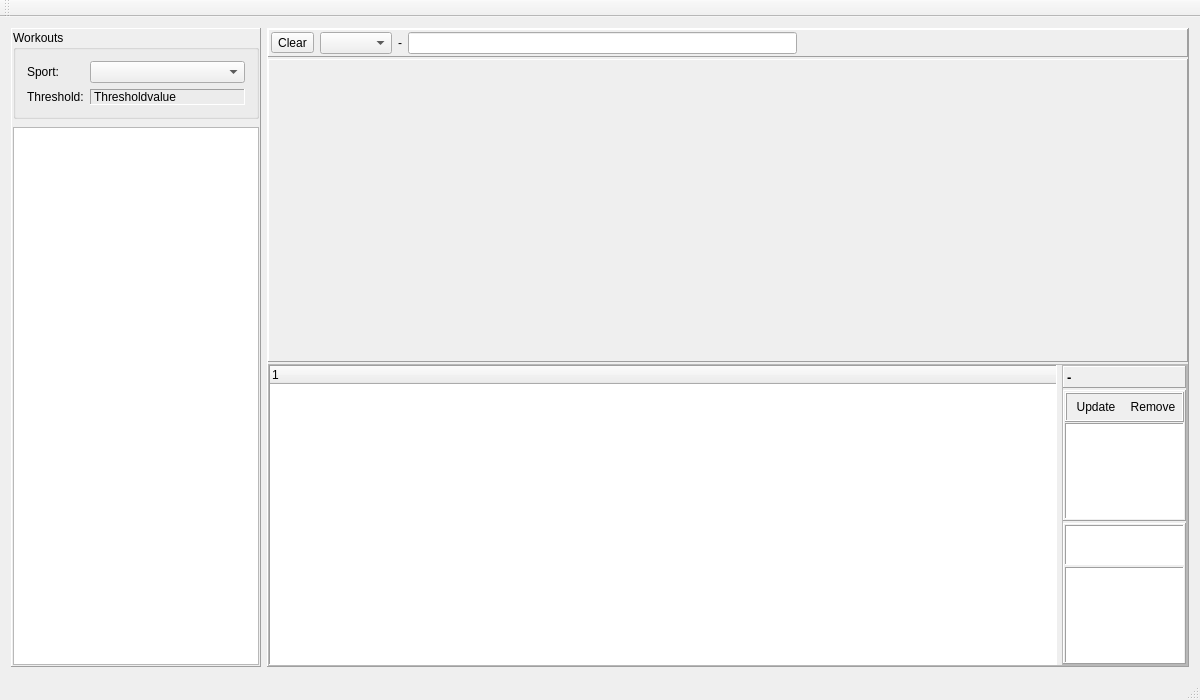
The window that mainwindow.ui (Tria-Andy/IntervallEditor) describes before a commit, drawn with Qt 5.
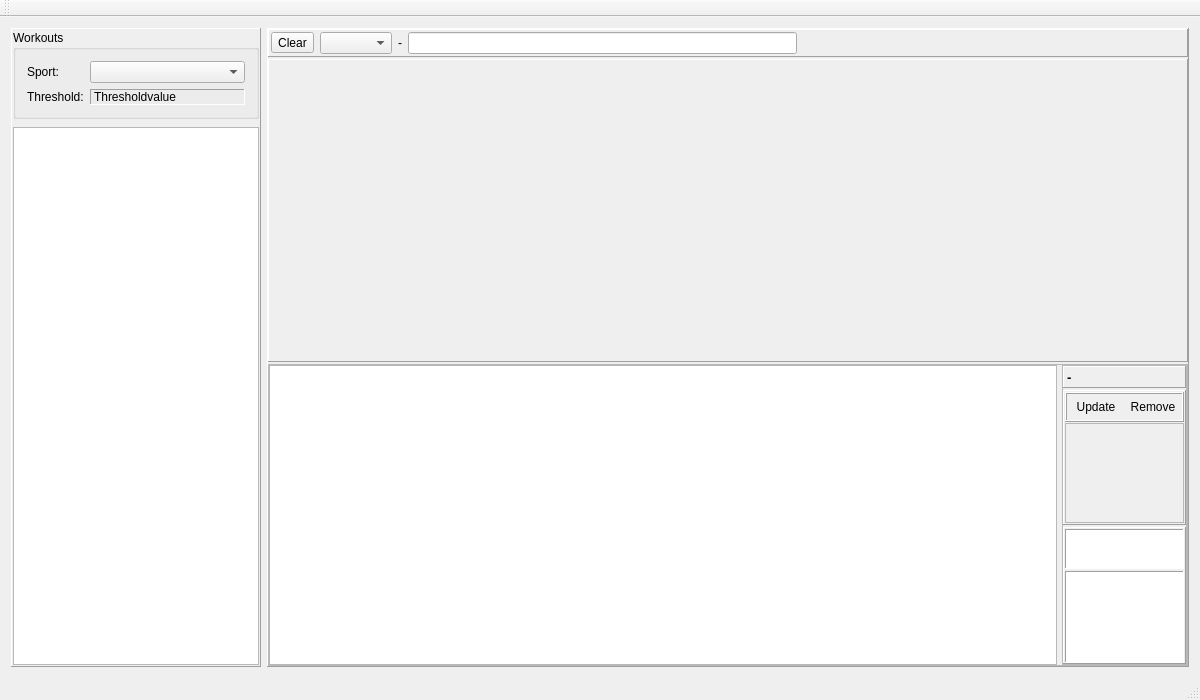
The same window after the commit. Custom widgets are drawn as their Qt base class.

The edit to the form file:
```diff
--- a/mainwindow.ui
+++ b/mainwindow.ui
@@ -272,31 +272,7 @@
            <number>0</number>
           </property>
           <item>
-           <widget class="QTreeWidget" name="treeWidget_intervall">
-            <property name="frameShape">
-             <enum>QFrame::Panel</enum>
-            </property>
-            <property name="verticalScrollBarPolicy">
-             <enum>Qt::ScrollBarAsNeeded</enum>
-            </property>
-            <property name="horizontalScrollBarPolicy">
-             <enum>Qt::ScrollBarAlwaysOff</enum>
-            </property>
-            <property name="dragEnabled">
-             <bool>true</bool>
-            </property>
-            <property name="dragDropMode">
-             <enum>QAbstractItemView::InternalMove</enum>
-            </property>
-            <property name="defaultDropAction">
-             <enum>Qt::MoveAction</enum>
-            </property>
-            <column>
-             <property name="text">
-              <string notr="true">1</string>
-             </property>
-            </column>
-           </widget>
+           <widget class="QTreeView" name="treeView_intervall"/>
           </item>
           <item>
            <widget class="QFrame" name="frame_5">
@@ -474,9 +450,18 @@
                  </widget>
                 </item>
                 <item>
-                 <widget class="QListView" name="listView_values">
+                 <widget class="QFrame" name="frame_editValues">
+                  <property name="minimumSize">
+                   <size>
+                    <width>0</width>
+                    <height>100</height>
+                   </size>
+                  </property>
                   <property name="frameShape">
-                   <enum>QFrame::Panel</enum>
+                   <enum>QFrame::StyledPanel</enum>
+                  </property>
+                  <property name="frameShadow">
+                   <enum>QFrame::Raised</enum>
                   </property>
                  </widget>
                 </item>
```
Left out of the diff: 2 changed lines with no effect on the pictures.
